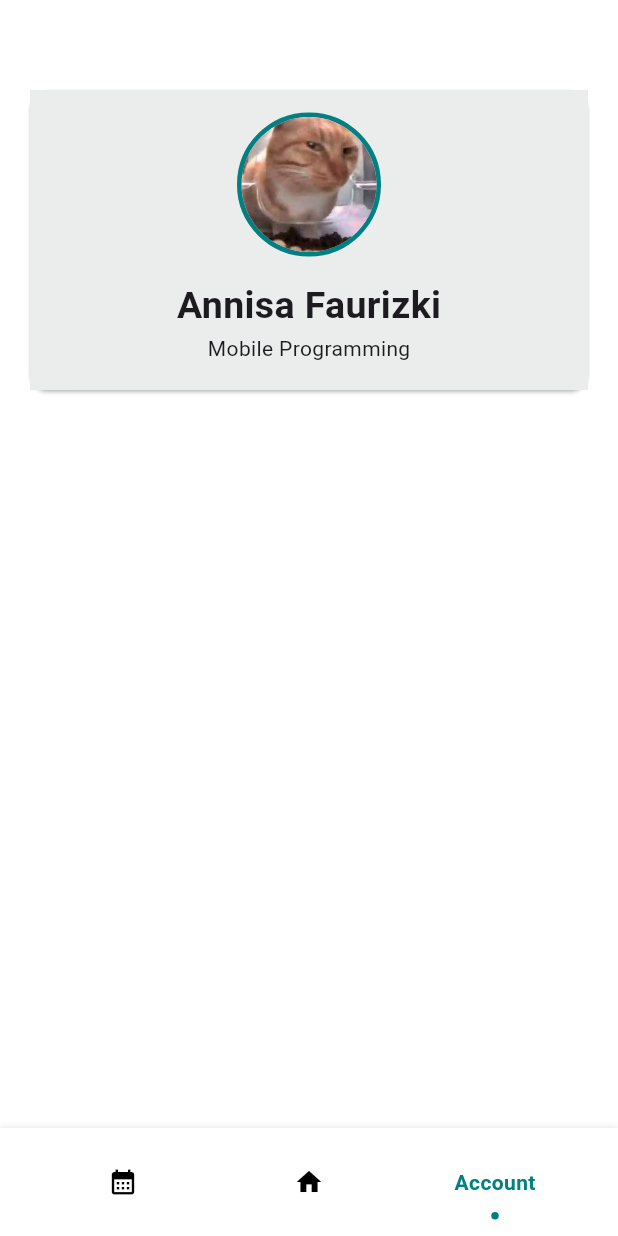
After one commit to annisafaurizki/attendance_project, a Flutter app: the screen it shows after launch, item 3 of the bottom bar chosen, on a phone screen of 412 x 824 dp. The commit adds this screen. Run offline on Flutter 3.47's test engine with Material 3 defaults, Android fonts, the phone set to English and light mode, and no system bars; our stand-ins replace action_slider, easy_date_timeline; statements that could not run were skipped.

Commit message:
blm pt 2

```diff
--- a/lib/navigator/bottom_nav.dart
+++ b/lib/navigator/bottom_nav.dart
@@ -1,5 +1,7 @@
 import 'package:attendance_project/navigator/flashy_tab_bar.dart';
-import 'package:attendance_project/view/home/halaman_utama.dart';
+import 'package:attendance_project/view/widget/absen_halaman.dart';
+import 'package:attendance_project/view/widget/halaman_utama.dart';
+import 'package:attendance_project/view/widget/profile.dart';
 import 'package:flutter/material.dart';
 
 class BottomNavigator extends StatefulWidget {
@@ -12,7 +14,11 @@ class BottomNavigator extends StatefulWidget {
 class _BottomNavigatorState extends State<BottomNavigator> {
   int _selectedIndex = 0;
 
-  final List<Widget> _listWidget = const [FirstPage()];
+  final List<Widget> _listWidget = const [
+    AbsenHalaman(),
+    FirstPage(),
+    ProfilePage(),
+  ];
 
   void _onItemTapped(int index) {
     setState(() {
@@ -31,8 +37,12 @@ class _BottomNavigatorState extends State<BottomNavigator> {
           _selectedIndex = index;
         }),
         items: [
-          FlashyTabBarItem(icon: Icon(Icons.home), title: Text('Dashboard')),
-          FlashyTabBarItem(icon: Icon(Icons.event), title: Text('Event')),
+          FlashyTabBarItem(
+            icon: Icon(Icons.calendar_month),
+            title: Text('Attendance'),
+          ),
+          FlashyTabBarItem(icon: Icon(Icons.home), title: Text('Home')),
+          FlashyTabBarItem(icon: Icon(Icons.person), title: Text('Account')),
         ],
       ),
     );
--- a/lib/navigator/flashy_tab_bar.dart
+++ b/lib/navigator/flashy_tab_bar.dart
@@ -1,5 +1,6 @@
 library;
 
+import 'package:attendance_project/utils/app_color.dart';
 import 'package:flutter/material.dart';
 
 /// A Widget that displays a Bottom Navigation Bar with smooth animation.
@@ -90,8 +91,8 @@ class FlashyTabBarItem {
   FlashyTabBarItem({
     required this.icon,
     required this.title,
-    this.activeColor = const Color(0xff272e81),
-    this.inactiveColor = const Color(0xff9496c1),
+    this.activeColor = AttendanceColors.button,
+    this.inactiveColor = Colors.black,
   });
 
   Color activeColor;
--- a/lib/utils/app_color.dart
+++ b/lib/utils/app_color.dart
@@ -3,6 +3,6 @@ import 'package:flutter/cupertino.dart';
 class AttendanceColors {
   static const Color lightgrey = Color(0xffebedec);
   static const Color pastelgrey = Color(0xFFF0F0F0);
-  static const Color button = Color(0xFF13bd9e);
+  static const Color button = Color(0xFF008080);
   static const Color background = Color.fromARGB(255, 255, 255, 255);
 }
--- a/lib/view/auth/login.dart
+++ b/lib/view/auth/login.dart
@@ -1,7 +1,7 @@
 import 'package:attendance_project/extension/navigator.dart';
 import 'package:attendance_project/utils/app_color.dart';
 import 'package:attendance_project/view/auth/register.dart';
-import 'package:attendance_project/view/home/halaman_utama.dart';
+import 'package:attendance_project/view/widget/absen_halaman.dart';
 import 'package:flutter/material.dart';
 
 class LoginPage extends StatefulWidget {
@@ -82,7 +82,7 @@ class _LoginPageState extends State<LoginPage> {
                     backgroundColor: AttendanceColors.button,
                   ),
                   onPressed: () {
-                    context.push(FirstPage());
+                    context.push(AbsenHalaman());
                   },
                   child: Text("Sign In", style: TextStyle(color: Colors.white)),
                 ),
--- /dev/null
+++ b/lib/view/widget/profile.dart
@@ -0,0 +1,66 @@
+import 'package:attendance_project/utils/app_color.dart';
+import 'package:flutter/material.dart';
+
+class ProfilePage extends StatefulWidget {
+  const ProfilePage({super.key});
+
+  @override
+  State<ProfilePage> createState() => _ProfilePageState();
+}
+
+class _ProfilePageState extends State<ProfilePage> {
+  @override
+  Widget build(BuildContext context) {
+    return Scaffold(
+      backgroundColor: AttendanceColors.background,
+      body: Padding(
+        padding: const EdgeInsets.all(16.0),
+        child: Column(
+          children: [
+            SizedBox(height: 40),
+            Card(
+              child: Container(
+                height: 200,
+                width: double.infinity,
+                decoration: BoxDecoration(color: AttendanceColors.lightgrey),
+                child: Column(
+                  mainAxisAlignment: MainAxisAlignment.start,
+                  children: [
+                    Padding(
+                      padding: const EdgeInsets.all(15.0),
+                      child: Container(
+                        decoration: BoxDecoration(
+                          color: AttendanceColors.button,
+                          shape: BoxShape.circle,
+                          border: Border.all(
+                            color: AttendanceColors.button,
+                            width: 3,
+                          ),
+                        ),
+                        child: CircleAvatar(
+                          radius: 45,
+                          backgroundImage: AssetImage(
+                            "assets/images/catprofile.jpg",
+                          ),
+                          child: Text(""),
+                        ),
+                      ),
+                    ),
+                    Text(
+                      "Annisa Faurizki",
+                      style: TextStyle(
+                        fontSize: 25,
+                        fontWeight: FontWeight.bold,
+                      ),
+                    ),
+                    Text("Mobile Programming"),
+                  ],
+                ),
+              ),
+            ),
+          ],
+        ),
+      ),
+    );
+  }
+}
--- a/pubspec.yaml
+++ b/pubspec.yaml
@@ -65,6 +65,7 @@ flutter:
   assets:
     - assets/images/slideremovebg.png
     - assets/images/catprofile.jpg
+    - assets/images/maps.png
 
   #   - images/a_dot_ham.jpeg
 
```
Also changed, not shown: lib/view/home/halaman_utama.dart (deleted, +0 -143 lines), lib/view/widget/absen_halaman.dart (added, +187 -0 lines), lib/view/widget/halaman_utama.dart (added, +209 -0 lines), assets/images/maps.png (added).
